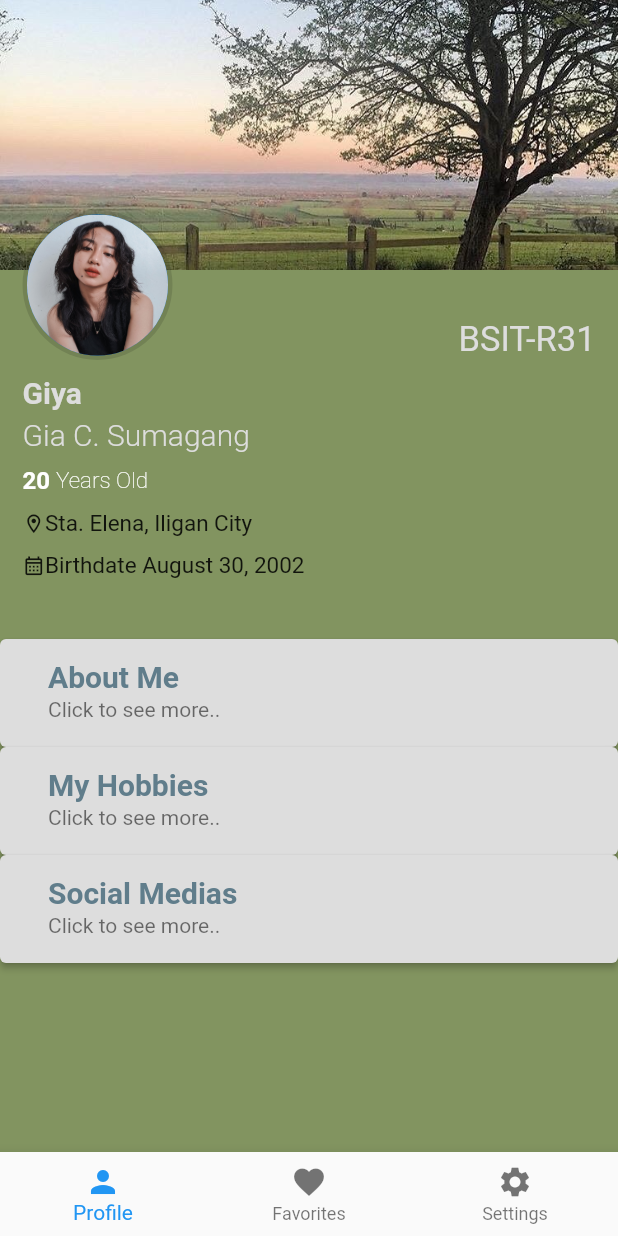
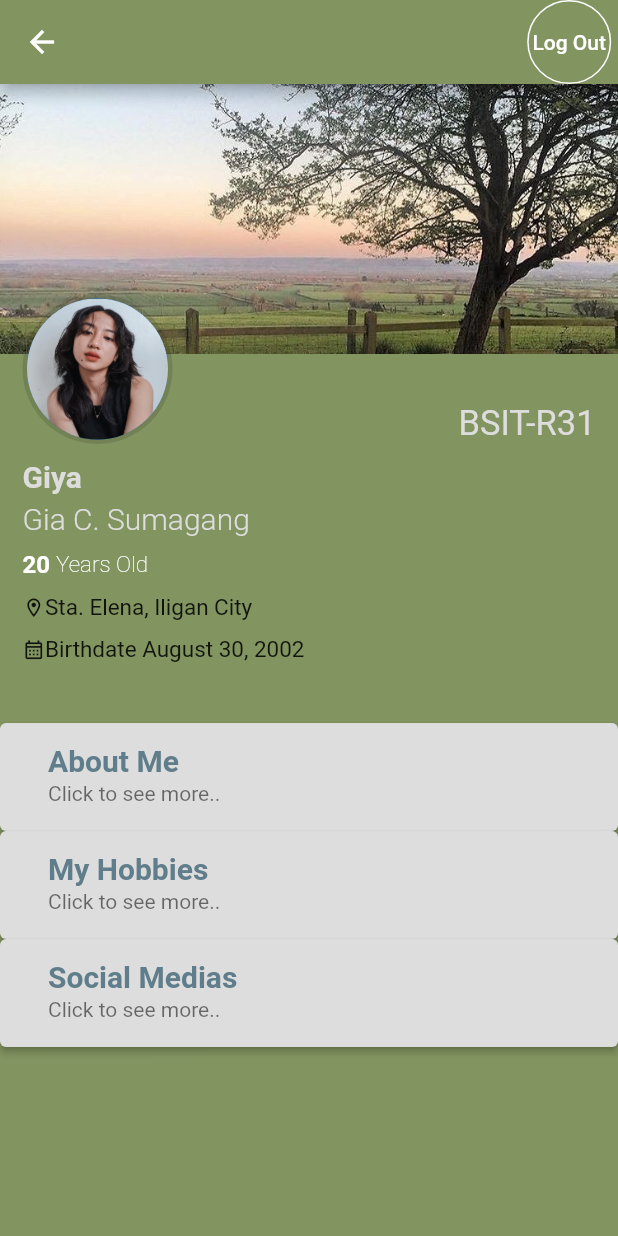
Before and after one commit to GiaSumagang/Simple-Application, a Flutter app: the ProfilePage screen opened directly, on a phone screen of 412 x 824 dp. Run offline on Flutter 3.47's test engine with Material 2 defaults, Android fonts, the phone set to English and light mode, and no system bars; our stand-ins replace firebase_auth, firebase_core; accounts and stored records are empty.

```diff
--- a/lib/hobbies.dart
+++ b/lib/hobbies.dart
@@ -16,7 +16,7 @@ class Hobbies extends StatelessWidget {
 
     return Scaffold(
       appBar: AppBar(
-        title: Text('My Hobbies'),
+        title: const Text('My Hobbies'),
         backgroundColor: Constants.primaryColor,
       ),
       body: HobbiesListView(hobbies: hobbies),
--- a/lib/profilepage.dart
+++ b/lib/profilepage.dart
@@ -1,8 +1,10 @@
-import 'package:flutter/material.dart';
+import 'package:firebase_auth/firebase_auth.dart';
 import 'package:profile/constants.dart';
 import 'package:profile/detail.dart';
 import 'package:profile/about.dart';
 import 'package:profile/hobbies.dart';
+import 'package:flutter/material.dart';
+
 
 class ProfilePage extends StatefulWidget {
   const ProfilePage({Key? key}) : super(key: key);
@@ -14,7 +16,7 @@ class ProfilePage extends StatefulWidget {
 class _ProfilePageState extends State<ProfilePage> {
   int _selectedIndex = 0; // keep track of the selected tab
 
-  static const List<Widget> _widgetOptions = <Widget>[    Text('Profile Page'),    Text('Favorites'),    Text('Settings'),  ];
+  static  List<Widget> _widgetOptions = <Widget>[    Text('Profile Page'),    Text('Favorites'),    Text('Settings'),  ];
 
   void _onItemTapped(int index) {
     setState(() {
@@ -22,33 +24,31 @@ class _ProfilePageState extends State<ProfilePage> {
     });
   }
 
+  final user = FirebaseAuth.instance.currentUser!;
+
   @override
   Widget build(BuildContext context) {
     var size = MediaQuery.of(context).size;
     return Scaffold(
       backgroundColor: Constants.primaryColor,
-      body: ListView(
-        physics: const BouncingScrollPhysics(
-          parent: AlwaysScrollableScrollPhysics()),
-        children: [coverImage(), profile(), about(context), hobby(context), socmed(context)],
-      ),
-      bottomNavigationBar: BottomNavigationBar(
-        currentIndex: _selectedIndex, // pass in the selected tab index
-        onTap: _onItemTapped, // handle tab selection
-        items: const <BottomNavigationBarItem>[
-          BottomNavigationBarItem(
-            icon: Icon(Icons.person),
-            label: 'Profile',
-          ),
-          BottomNavigationBarItem(
-            icon: Icon(Icons.favorite),
-            label: 'Favorites',
-          ),
-          BottomNavigationBarItem(
-            icon: Icon(Icons.settings),
-            label: 'Settings',
+      appBar: AppBar(
+        backgroundColor: Constants.primaryColor,
+        actions: <Widget>[
+          TextButton(
+            onPressed: () {
+              FirebaseAuth.instance.signOut();
+            },
+            child: Text("Log Out", style: TextStyle(color: Colors.white)),
+            style: ButtonStyle(
+              shape: MaterialStateProperty.all<CircleBorder>(
+                CircleBorder(side: BorderSide(color: Colors.white)),
+              ),
+            ),
           ),
         ],
+      ),
+      body: ListView(
+        children: [coverImage(), profile(), about(context), hobby(context), socmed(context)],
       ),
     );
   }
--- a/pubspec.yaml
+++ b/pubspec.yaml
@@ -37,6 +37,10 @@ dependencies:
   # Use with the CupertinoIcons class for iOS style icons.
   cupertino_icons: ^1.0.2
   url_launcher: ^6.1.9
+  google_fonts:
+  firebase_auth: ^4.3.0
+  firebase_core: ^2.8.0
+
 
 dev_dependencies:
   flutter_test:
```
Also changed, not shown: lib/main.dart (+19 -10 lines), pubspec.lock, 3 other files.
